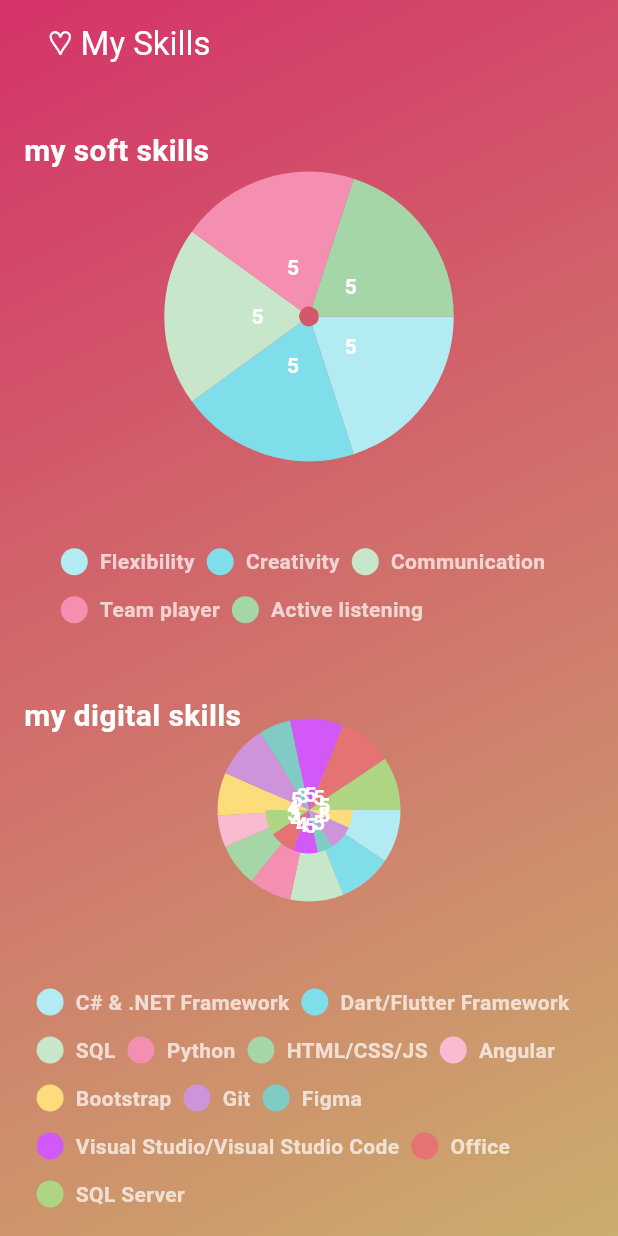
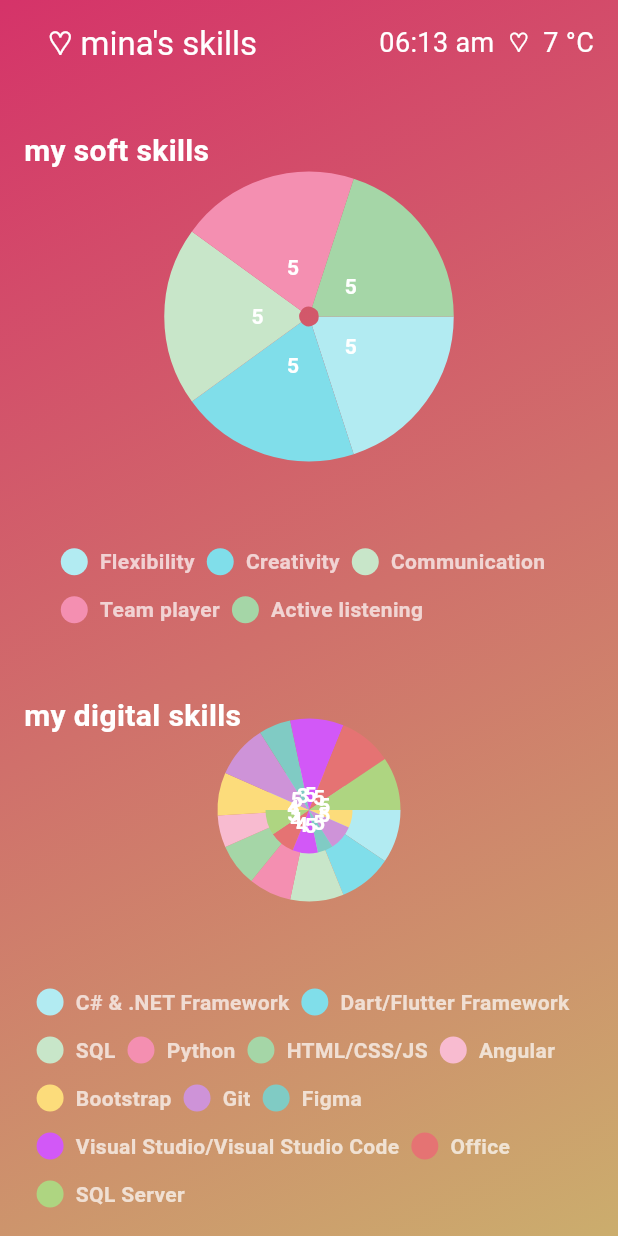
Before and after one commit to minniedd/desktop_portfolio, a Flutter app: the SkillsPageScreen screen opened directly, on a phone screen of 412 x 824 dp. Run offline on Flutter 3.47's test engine with Material 3 defaults, Android fonts, the phone set to English and light mode, and no system bars; drawn by our look-alikes of pie_chart; network calls fail.

```diff
--- a/desktop_p_p/lib/main.dart
+++ b/desktop_p_p/lib/main.dart
@@ -12,7 +12,7 @@ class MyApp extends StatelessWidget {
   @override
   Widget build(BuildContext context) {
     return MaterialApp(
-      title: 'Flutter Demo',
+      title: "mina's world",
       theme: ThemeData(
         colorScheme: ColorScheme.fromSeed(seedColor: Colors.deepPurple),
         useMaterial3: true,
--- a/desktop_p_p/lib/skills_page.dart
+++ b/desktop_p_p/lib/skills_page.dart
@@ -69,8 +69,18 @@ class _SkillsPageScreenState extends State<SkillsPageScreen> {
           shadowColor: Colors.transparent,
           title: const Padding(
             padding: EdgeInsets.only(left: 16),
-            child: Text("♡ My Skills", style: TextStyle(color: Colors.white)),
+            child: Text("♡ mina's skills",
+                style: TextStyle(color: Colors.white)),
           ),
+          actions: const [
+            Padding(
+              padding: EdgeInsets.only(right: 16),
+              child: Center(
+                child: Text("06:13 am  ♡  7 °C",
+                    style: TextStyle(fontSize: 18, color: Colors.white)),
+              ),
+            ),
+          ],
         ),
         body: SingleChildScrollView(
           padding: const EdgeInsets.all(16.0),
```
Also changed, not shown: 2 other files.
